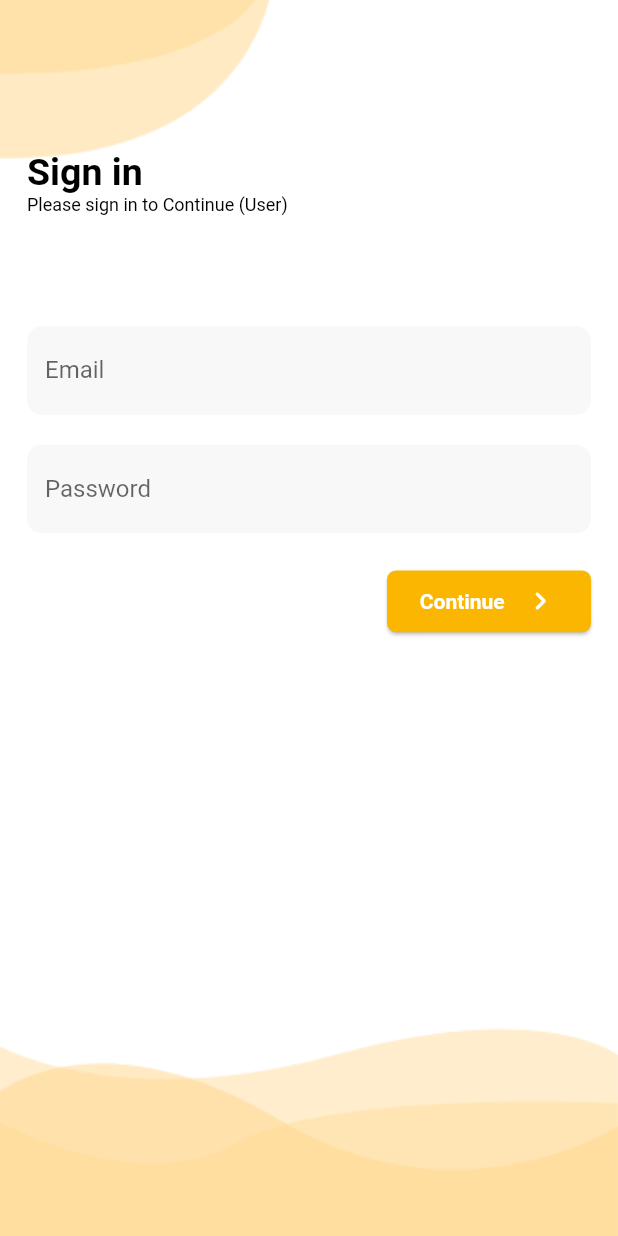
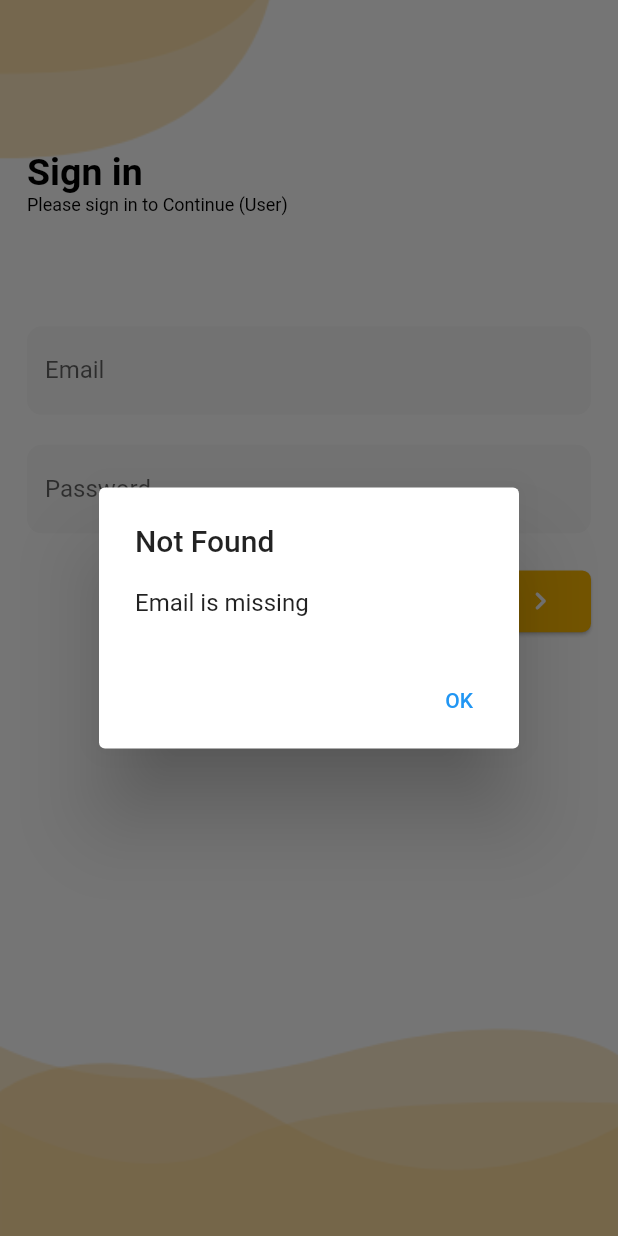
Before and after one commit to TepDe/WooiProject, a Flutter app: the screen it shows after launch, after a tap on "Continue", on a phone screen of 412 x 824 dp. Run offline on Flutter 3.47's test engine with Material 2 defaults, Android fonts, the light colour scheme and no system bars; our stand-ins replace cloud_firestore, firebase_auth, firebase_core, firebase_database, flutter_local_notifications, fluttertoast and 6 more; missing offline and left inert: dart:ffi; accounts and stored records are empty; statements that could not run were skipped.

Commit message:
Update LoginScreen.dart

```diff
--- a/lib/LoginScreen.dart
+++ b/lib/LoginScreen.dart
@@ -145,31 +145,30 @@ class _LogInScreenState extends State<LogInScreen> {
                           ),
                         ),
                         onPressed: () async {
-                          // if (userEmail.text.isEmpty) {
-                          //   onDialogOK(
-                          //       context: context,
-                          //       title: 'Not Found',
-                          //       content: 'Email is missing');
-                          // } else if (userPassword.text.isEmpty) {
-                          //   onDialogOK(
-                          //       context: context,
-                          //       title: 'Not Found',
-                          //       content: 'Password is missing');
-                          // } else if (userPassword.text.isEmpty &&
-                          //     userEmail.text.isEmpty) {
-                          //   onDialogOK(
-                          //       context: context,
-                          //       title: 'Not Found',
-                          //       content: 'Email and Password is missing');
-                          // } else {
-                          //   // onUserSignIn(
-                          //   //     email: userEmail.text.trim(),
-                          //   //     // email: 'u3@gmail.com',
-                          //   //     password: userPassword.text.trim(),
-                          //   //     // password: '111111',
-                          //   //     context: context);
-                          // }
-                          _signInWithPhoneNumber(context: context,phoneNumber: phoneNumberUser);
+                          if (userEmail.text.isEmpty) {
+                            onDialogOK(
+                                context: context,
+                                title: 'Not Found',
+                                content: 'Email is missing');
+                          } else if (userPassword.text.isEmpty) {
+                            onDialogOK(
+                                context: context,
+                                title: 'Not Found',
+                                content: 'Password is missing');
+                          } else if (userPassword.text.isEmpty &&
+                              userEmail.text.isEmpty) {
+                            onDialogOK(
+                                context: context,
+                                title: 'Not Found',
+                                content: 'Email and Password is missing');
+                          } else {
+                            onUserSignIn(
+                                email: userEmail.text.trim(),
+                                // email: 'u3@gmail.com',
+                                password: userPassword.text.trim(),
+                                // password: '111111',
+                                context: context);
+                          }
 
                           // password: '111111');
 
```
